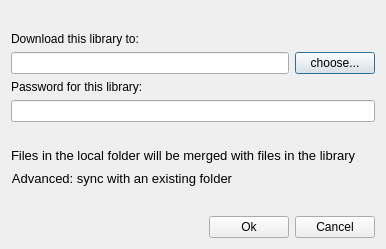
Qt form ui/download-repo-dialog.ui (haiwen/seafile-client) before a commit.
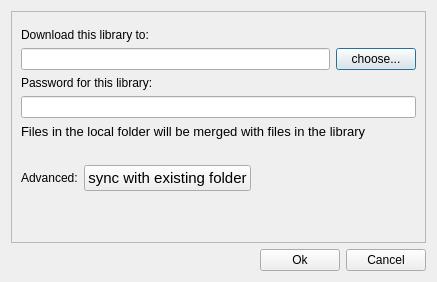
The same form after that commit.

Commit message: improve download repo ui

The edit to the form file:
```diff
--- a/ui/download-repo-dialog.ui
+++ b/ui/download-repo-dialog.ui
@@ -6,34 +6,53 @@
    <rect>
     <x>0</x>
     <y>0</y>
-    <width>386</width>
-    <height>249</height>
+    <width>437</width>
+    <height>282</height>
    </rect>
   </property>
   <property name="windowTitle">
    <string>Download Library</string>
   </property>
   <property name="styleSheet">
-   <string notr="true"/>
+   <string notr="true">QFrame#mFrame {
+
+padding-top: 7px;
+
+}
+
+QLineEdit#mDirectory {
+
+min-width: 300px;
+
+}
+</string>
   </property>
   <layout class="QVBoxLayout" name="verticalLayout_3">
    <item>
-    <spacer name="verticalSpacer_3">
-     <property name="orientation">
-      <enum>Qt::Vertical</enum>
+    <widget class="QFrame" name="mFrame">
+     <property name="styleSheet">
+      <string notr="true"/>
      </property>
-     <property name="sizeHint" stdset="0">
-      <size>
-       <width>20</width>
-       <height>2</height>
-      </size>
+     <property name="frameShape">
+      <enum>QFrame::StyledPanel</enum>
      </property>
-    </spacer>
-   </item>
+     <property name="frameShadow">
+      <enum>QFrame::Plain</enum>
+     </property>
+     <property name="lineWidth">
+      <number>0</number>
+     </property>
+     <layout class="QVBoxLayout" name="verticalLayout_5">
    <item>
     <layout class="QVBoxLayout" name="verticalLayout">
      <item>
       <widget class="QLabel" name="mDownloadLabel">
+          <property name="frameShadow">
+           <enum>QFrame::Plain</enum>
+          </property>
+          <property name="lineWidth">
+           <number>0</number>
+          </property>
        <property name="text">
         <string>Download this library to:</string>
        </property>
@@ -59,6 +78,12 @@
     <layout class="QVBoxLayout" name="verticalLayout_2">
      <item>
       <widget class="QLabel" name="mPasswordLabel">
+          <property name="frameShadow">
+           <enum>QFrame::Plain</enum>
+          </property>
+          <property name="lineWidth">
+           <number>0</number>
+          </property>
        <property name="text">
         <string>Password for this library:</string>
        </property>
@@ -79,19 +104,6 @@
      </item>
     </layout>
    </item>
-   <item>
-    <spacer name="verticalSpacer">
-     <property name="orientation">
-      <enum>Qt::Vertical</enum>
-     </property>
-     <property name="sizeHint" stdset="0">
-      <size>
-       <width>20</width>
-       <height>3</height>
-      </size>
-     </property>
-    </spacer>
-   </item>
    <item>
     <widget class="QLabel" name="mSyncHint">
      <property name="font">
@@ -102,46 +114,90 @@
      <property name="styleSheet">
       <string notr="true"/>
      </property>
+        <property name="frameShadow">
+         <enum>QFrame::Plain</enum>
+        </property>
+        <property name="lineWidth">
+         <number>0</number>
+        </property>
      <property name="text">
       <string>Files in the local folder will be merged with files in the library</string>
      </property>
+        <property name="wordWrap">
+         <bool>true</bool>
+        </property>
     </widget>
    </item>
    <item>
-    <layout class="QHBoxLayout" name="horizontalLayout_2">
+       <widget class="QFrame" name="mSwitchToSyncFrame">
+        <property name="frameShape">
+         <enum>QFrame::NoFrame</enum>
+        </property>
+        <property name="frameShadow">
+         <enum>QFrame::Plain</enum>
+        </property>
+        <property name="lineWidth">
+         <number>0</number>
+        </property>
+        <layout class="QHBoxLayout" name="horizontalLayout_6">
+         <property name="leftMargin">
+          <number>0</number>
+         </property>
+         <property name="topMargin">
+          <number>20</number>
+         </property>
+         <property name="rightMargin">
+          <number>0</number>
+         </property>
+         <item>
+          <widget class="QLabel" name="label">
+           <property name="frameShadow">
+            <enum>QFrame::Plain</enum>
+           </property>
+           <property name="lineWidth">
+            <number>0</number>
+           </property>
+           <property name="text">
+            <string>Advanced:</string>
+           </property>
+           <property name="alignment">
+            <set>Qt::AlignLeading|Qt::AlignLeft|Qt::AlignVCenter</set>
+           </property>
+          </widget>
+         </item>
      <item>
       <widget class="QPushButton" name="mSwitchToSyncBtn">
        <property name="font">
         <font>
-         <pointsize>10</pointsize>
+             <pointsize>11</pointsize>
         </font>
        </property>
        <property name="cursor">
         <cursorShape>PointingHandCursor</cursorShape>
        </property>
        <property name="styleSheet">
-        <string notr="true">border:none;
-selection-background-color: none;</string>
+            <string notr="true"/>
        </property>
        <property name="text">
-        <string>Advanced: sync with an existing folder</string>
+            <string>sync with existing folder</string>
        </property>
       </widget>
      </item>
      <item>
-      <spacer name="horizontalSpacer_2">
+          <spacer name="horizontalSpacer_4">
        <property name="orientation">
         <enum>Qt::Horizontal</enum>
        </property>
        <property name="sizeHint" stdset="0">
         <size>
-         <width>40</width>
+             <width>235</width>
          <height>20</height>
         </size>
        </property>
       </spacer>
      </item>
     </layout>
+       </widget>
    </item>
    <item>
     <spacer name="verticalSpacer_2">
@@ -151,10 +207,13 @@
      <property name="sizeHint" stdset="0">
       <size>
        <width>20</width>
-       <height>2</height>
+          <height>18</height>
       </size>
      </property>
     </spacer>
+      </item>
+     </layout>
+    </widget>
    </item>
    <item>
     <layout class="QHBoxLayout" name="horizontalLayout">
```
Left out of the diff: 6 changed lines with no effect on the pictures. Lines whose indentation alone changed are shown as unchanged. The commit also changes 2 other files.
